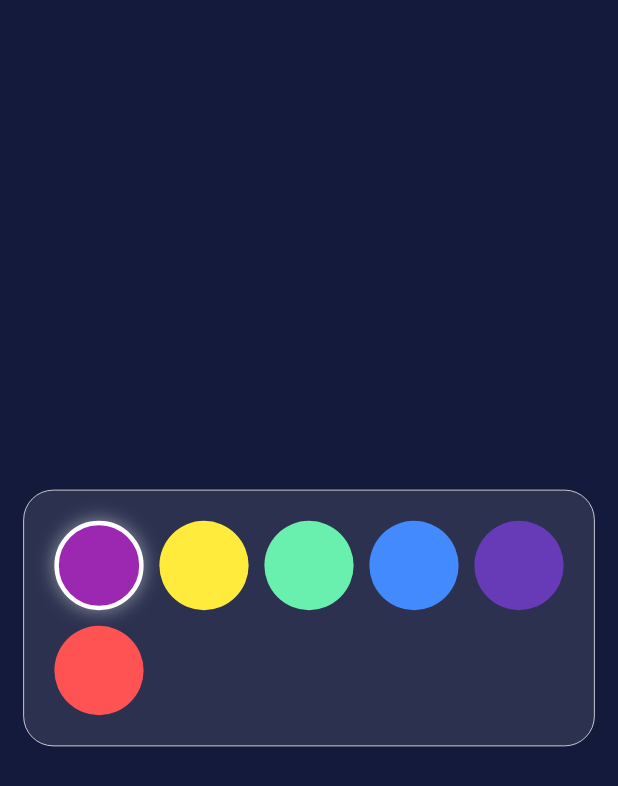
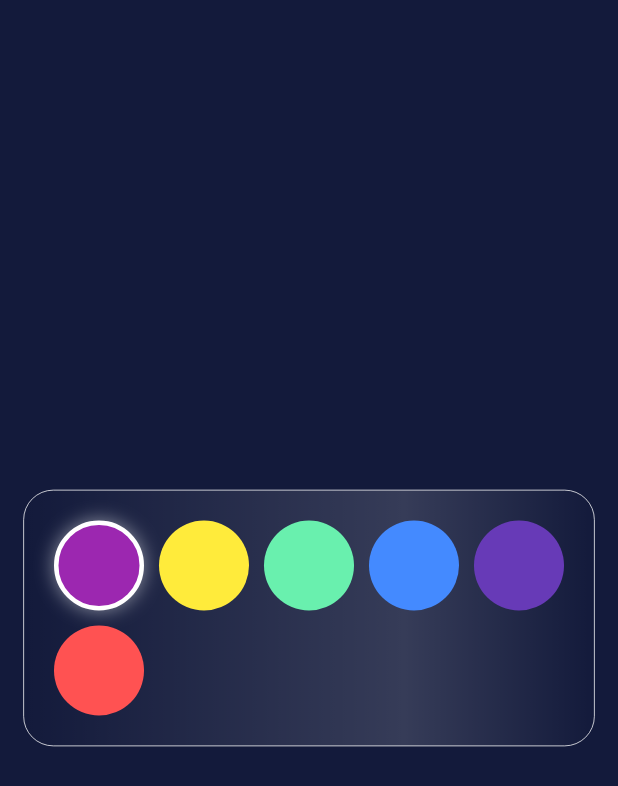
Before and after one commit to Roaa94/flutter_animations_workshop, a Flutter app: the screen it shows after launch, on a phone screen of 412 x 824 dp. Shown: the top 786 px of the screen. Run offline on Flutter 3.47's test engine with Material 2 defaults, Android fonts, the phone set to English and light mode, and no system bars.

Commit message:
feat: add picker 4 - AnimatedBuilder

```diff
--- a/lib/pages/home_page.dart
+++ b/lib/pages/home_page.dart
@@ -1,5 +1,5 @@
 import 'package:flutter/material.dart';
-import 'package:flutter_animations_workshop/pickers/3/color_picker.dart';
+import 'package:flutter_animations_workshop/pickers/4/color_picker.dart';
 
 class HomePage extends StatelessWidget {
   const HomePage({super.key});
--- /dev/null
+++ b/lib/pickers/4/color_item.dart
@@ -0,0 +1,43 @@
+import 'package:flutter/material.dart';
+
+class ColorItem extends StatelessWidget {
+  const ColorItem({
+    super.key,
+    this.size = 50,
+    required this.color,
+    this.isSelected = false,
+    this.onTap,
+  });
+
+  final double size;
+  final Color color;
+  final bool isSelected;
+  final VoidCallback? onTap;
+
+  @override
+  Widget build(BuildContext context) {
+    return GestureDetector(
+      onTap: onTap,
+      child: AnimatedContainer(
+        duration: const Duration(milliseconds: 300),
+        curve: Curves.easeInOut,
+        width: size,
+        height: size,
+        decoration: BoxDecoration(
+          color: color,
+          shape: BoxShape.circle,
+          border: Border.all(
+            color: isSelected ? Colors.white : Colors.transparent,
+            width: isSelected ? 3 : 0,
+          ),
+          boxShadow: [
+            BoxShadow(
+              blurRadius: 10,
+              color: isSelected ? Colors.white.withOpacity(0.5) : Colors.transparent,
+            ),
+          ],
+        ),
+      ),
+    );
+  }
+}
--- /dev/null
+++ b/lib/pickers/4/color_picker.dart
@@ -0,0 +1,70 @@
+import 'package:flutter/material.dart';
+import 'package:flutter_animations_workshop/colors.dart';
+import 'package:flutter_animations_workshop/pickers/4/color_item.dart';
+
+class ColorPicker extends StatefulWidget {
+  const ColorPicker({super.key});
+
+  @override
+  State<ColorPicker> createState() => _ColorPickerState();
+}
+
+class _ColorPickerState extends State<ColorPicker>
+    with SingleTickerProviderStateMixin {
+  late final AnimationController _animationController;
+  late final Animation<double> _gradientStopAnimation;
+  int _selectedColorIndex = 0;
+
+  @override
+  void initState() {
+    _animationController = AnimationController(
+      vsync: this,
+      duration: const Duration(milliseconds: 3000),
+    )..repeat(reverse: true);
+
+    _gradientStopAnimation = Tween<double>(begin: 0, end: 1).animate(
+      CurvedAnimation(parent: _animationController, curve: Curves.easeInOut),
+    );
+    super.initState();
+  }
+
+  @override
+  Widget build(BuildContext context) {
+    return AnimatedBuilder(
+      animation: _animationController,
+      builder: (context, child) => Container(
+        padding: const EdgeInsets.all(20),
+        decoration: BoxDecoration(
+          borderRadius: BorderRadius.circular(20),
+          border: Border.all(color: Colors.white, width: 0.5),
+          gradient: LinearGradient(
+            colors: [
+              Colors.white.withOpacity(0),
+              Colors.white.withOpacity(0.15),
+              Colors.white.withOpacity(0),
+            ],
+            stops: [0, _gradientStopAnimation.value, 1],
+          ),
+        ),
+        child: child,
+      ),
+      child: Wrap(
+        spacing: 10,
+        runSpacing: 10,
+        children: List.generate(
+          colors.length,
+          (index) => ColorItem(
+            onTap: () {
+              setState(() {
+                _selectedColorIndex = index;
+              });
+            },
+            isSelected: _selectedColorIndex == index,
+            color: colors[index],
+            size: 60,
+          ),
+        ),
+      ),
+    );
+  }
+}
```
